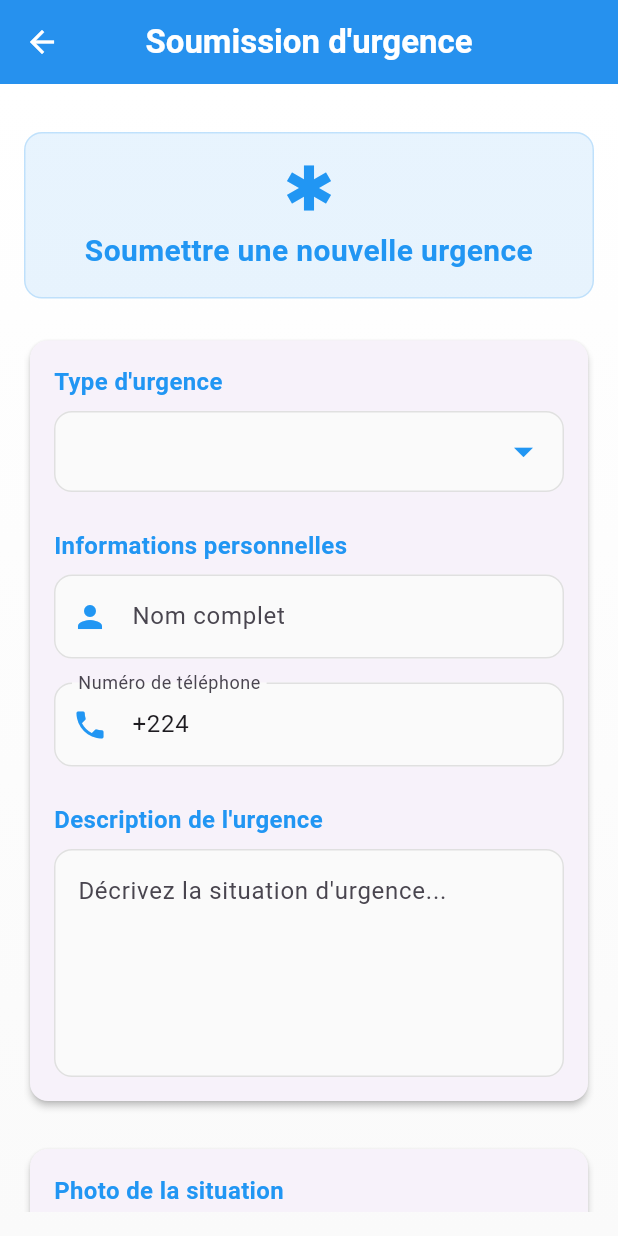
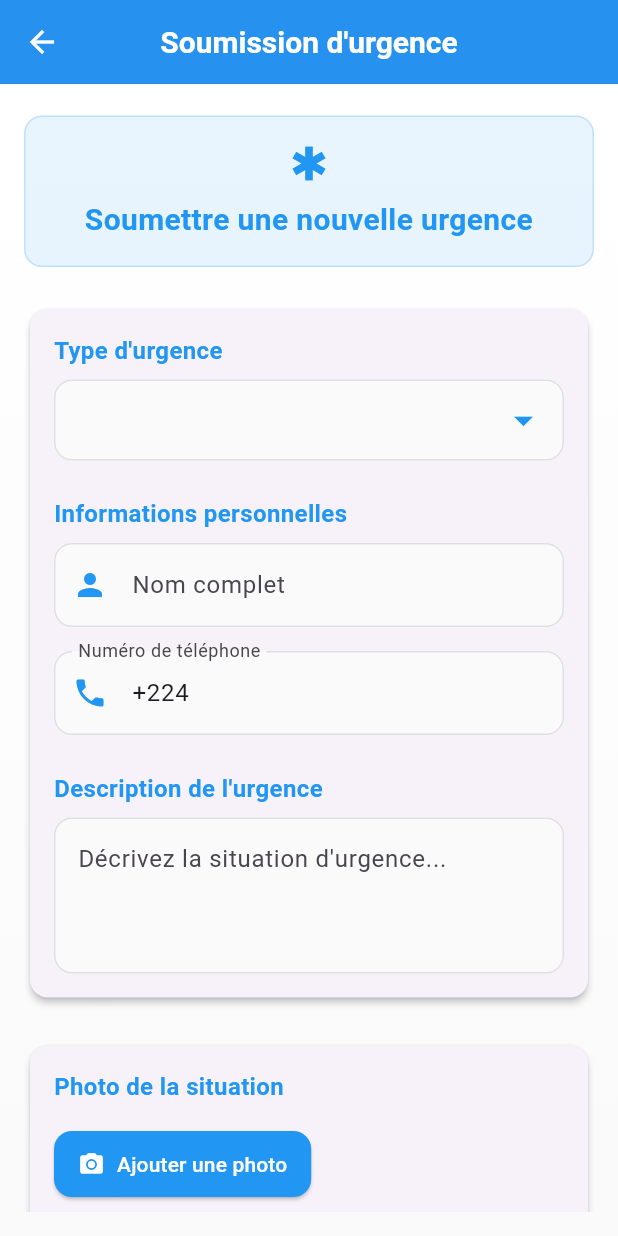
Before and after one commit to amydiallo295/projet_soutenance, a Flutter app: the EmergencySubmissionPage screen opened directly, on a phone screen of 412 x 824 dp. Run offline on Flutter 3.47's test engine with Material 3 defaults, Android fonts, the phone set to English and light mode, and no system bars; our stand-ins replace badges, cloud_firestore, connectivity_plus, firebase_auth, firebase_core, firebase_storage and 7 more; accounts and stored records are empty.

Commit message:
adaptation de la page de soumission

```diff
--- a/lib/ui/sreens/report_page.dart
+++ b/lib/ui/sreens/report_page.dart
@@ -45,7 +45,7 @@ class _EmergencySubmissionPageState
           style: TextStyle(
             fontFamily: 'Roboto',
             fontWeight: FontWeight.bold,
-            fontSize: 22.0,
+            fontSize: 20.0,
             color: Colors.white,
           ),
         ),
@@ -67,7 +67,7 @@ class _EmergencySubmissionPageState
                 child: Column(
                   crossAxisAlignment: CrossAxisAlignment.start,
                   children: [
-                    const SizedBox(height: 16),
+                    const SizedBox(height: 5),
                     Container(
                       width: double.infinity,
                       padding: const EdgeInsets.all(16),
@@ -81,7 +81,7 @@ class _EmergencySubmissionPageState
                         children: [
                           Icon(
                             Icons.emergency,
-                            size: 40,
+                            size: 30,
                             color: primaryColor,
                           ),
                           const SizedBox(height: 8),
@@ -202,7 +202,7 @@ class _EmergencySubmissionPageState
                             TextFormField(
                               controller:
                                   emergencyViewModel.descriptionController,
-                              maxLines: 5,
+                              maxLines: 3,
                               decoration: InputDecoration(
                                 filled: true,
                                 fillColor: Colors.grey.shade50,
```
